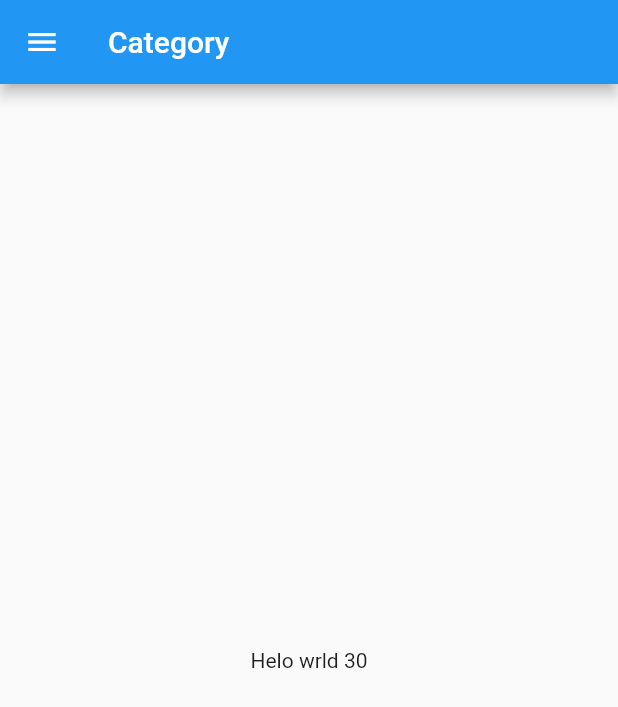
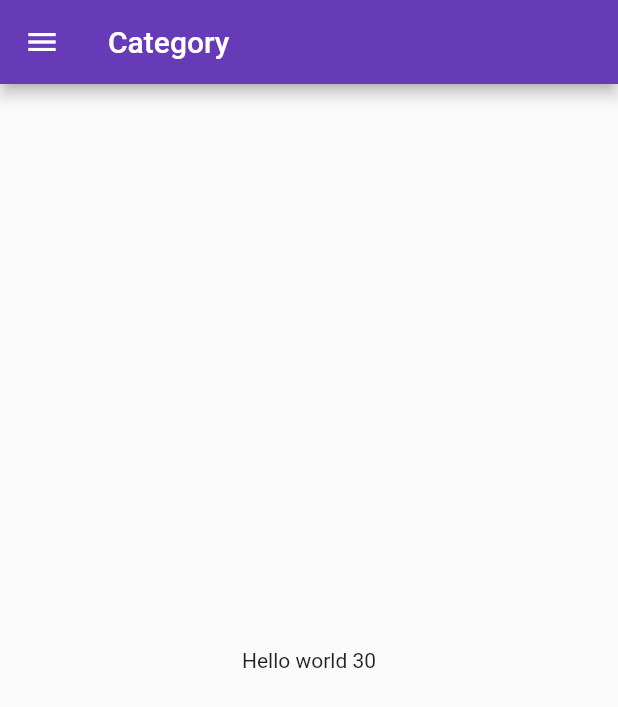
Before and after one commit to freelancerdipakbarman/flutter1st, a Flutter app: the screen it shows after launch, on a phone screen of 412 x 824 dp. Shown: the top 707 px of the screen. Run offline on Flutter 3.47's test engine with Material 2 defaults, Android fonts, the phone set to English and light mode, and no system bars.

Commit message:
day3 complete

```diff
--- a/lib/main.dart
+++ b/lib/main.dart
@@ -1,5 +1,6 @@
 import 'package:flutter/material.dart';
-import 'package:flutter_application_1/home_page.dart';
+import 'package:flutter_application_1/pages/home_page.dart';
+import 'package:flutter_application_1/pages/login_page.dart';
 void main() {
   runApp(Myapp());
 }
@@ -7,9 +8,19 @@ class Myapp extends StatelessWidget {
   const Myapp({ Key? key }) : super(key: key);
   @override
   Widget build(BuildContext context) {
-
     return MaterialApp(
-      home: HomePage()
+      // home: HomePage(),
+      themeMode: ThemeMode.light,
+      theme:ThemeData(primarySwatch: Colors.deepPurple),
+      darkTheme: ThemeData(
+        brightness: Brightness.dark,
+      ),
+      initialRoute: "/home",
+     routes: {
+       "/":(context) => LoginPage(),
+       "/home":(context) => HomePage(),
+       "/login":(context) => LoginPage(),
+     },
     );
   }
 }
--- a/lib/home_page.dart
+++ b/lib/pages/home_page.dart
@@ -11,7 +11,7 @@ class HomePage extends StatelessWidget {
       ),
         body:Center(
           child:Container(
-          child: Text("Helo wrld $days"),
+          child: Text("Hello world $days"),
           ),
         ),
         drawer: Drawer(),
```
Also changed, not shown: lib/pages/login_page.dart (added, +13 -0 lines).
